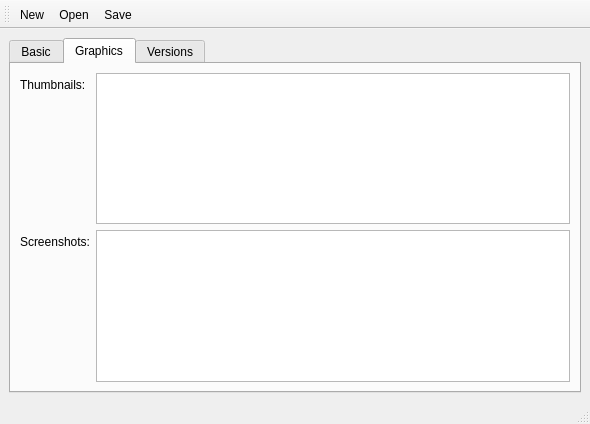
Above: src/mainwindow.ui from 0xd34df00d/lcpackgen before the change. Below: the same form after it.
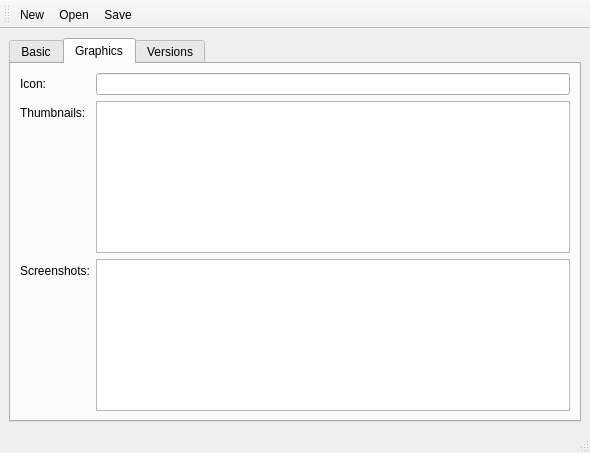
That is the form after the change. The open tabs and pages were chosen to show the change.

Commit message:
Updated to correspond to the current format.
Added icons, fixed image part, and stuff.

```diff
--- a/src/mainwindow.ui
+++ b/src/mainwindow.ui
@@ -7,7 +7,7 @@
     <x>0</x>
     <y>0</y>
     <width>590</width>
-    <height>410</height>
+    <height>453</height>
    </rect>
   </property>
   <property name="windowTitle">
@@ -176,26 +176,36 @@
         <property name="formAlignment">
          <set>Qt::AlignLeading|Qt::AlignLeft|Qt::AlignTop</set>
         </property>
-        <item row="0" column="0">
+        <item row="1" column="0">
          <widget class="QLabel" name="label_6">
           <property name="text">
            <string>Thumbnails:</string>
           </property>
          </widget>
         </item>
-        <item row="1" column="0">
+        <item row="2" column="0">
          <widget class="QLabel" name="label_7">
           <property name="text">
            <string>Screenshots:</string>
           </property>
          </widget>
         </item>
-        <item row="1" column="1">
+        <item row="2" column="1">
          <widget class="QPlainTextEdit" name="Screenshots_"/>
         </item>
-        <item row="0" column="1">
+        <item row="1" column="1">
          <widget class="QPlainTextEdit" name="Thumbnails_"/>
         </item>
+        <item row="0" column="0">
+         <widget class="QLabel" name="label_13">
+          <property name="text">
+           <string>Icon:</string>
+          </property>
+         </widget>
+        </item>
+        <item row="0" column="1">
+         <widget class="QLineEdit" name="Icon_"/>
+        </item>
        </layout>
       </widget>
       <widget class="QWidget" name="tab_3">
```
Left out of the diff: 7 changed lines with no effect on the pictures. The commit also changes 1 other file.
